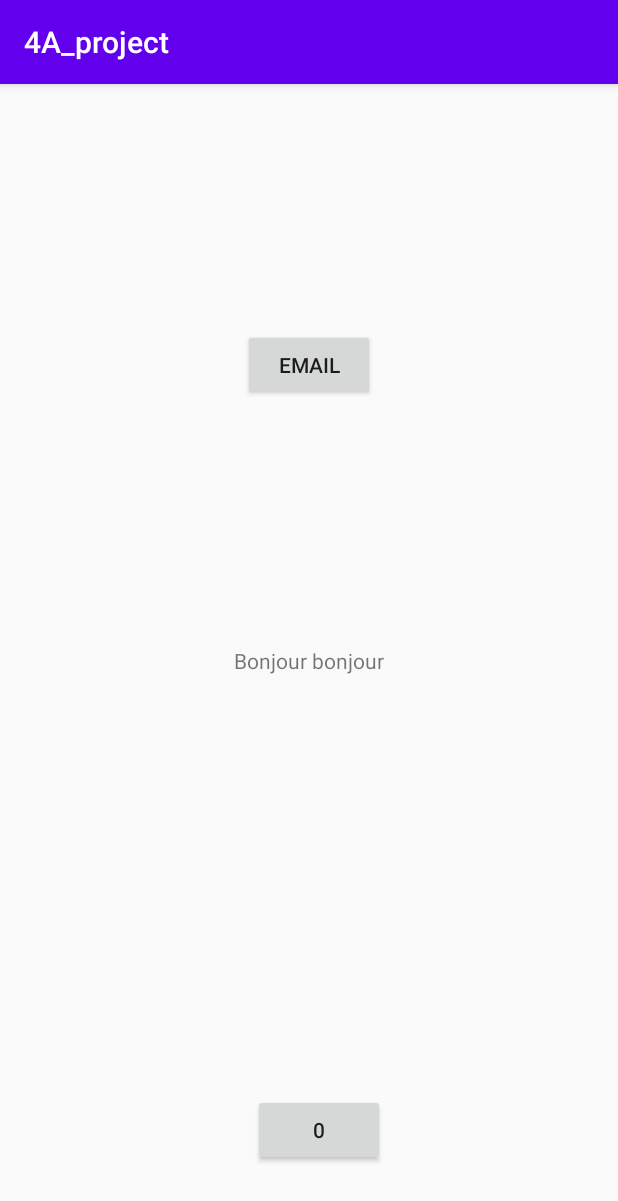
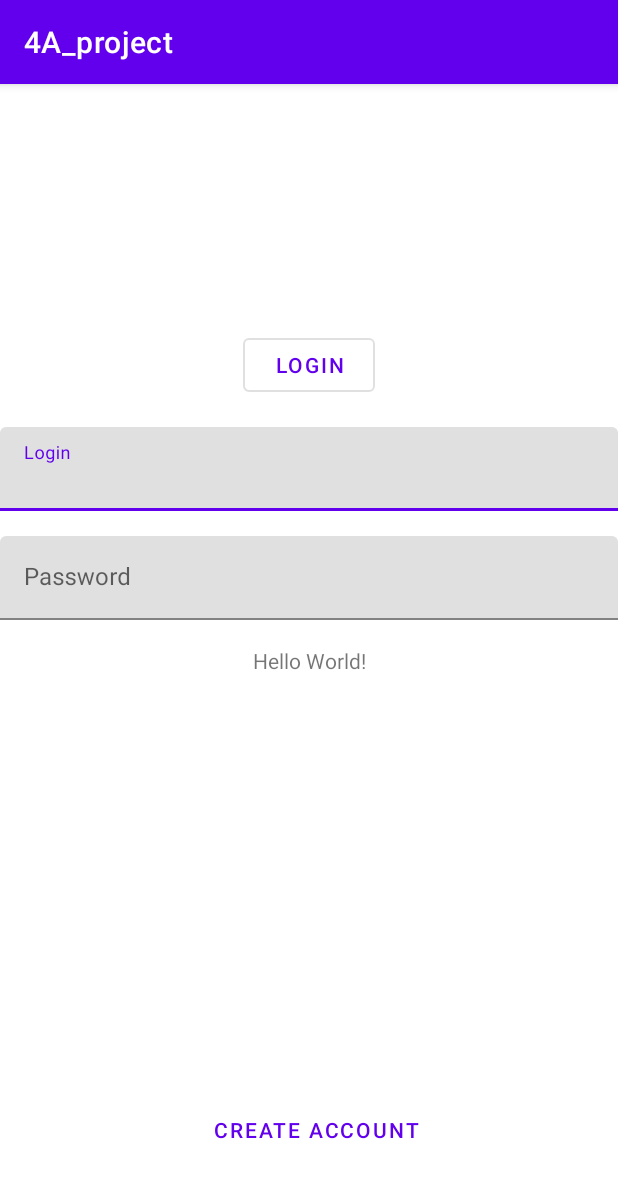
Before and after one commit to marn974/4A_project, an Android app: the screen it shows after launch (MainActivity), on a phone screen of 412 x 824 dp. Shown: the top 1201 px of the screen. Run offline under Robolectric (Android 15) with nearby library versions, the phone set to English and light mode, and no system bars; our stand-ins replace Room's generated code.

Commit message:
[features] Login Page

```diff
--- a/app/build.gradle
+++ b/app/build.gradle
@@ -32,6 +32,8 @@ dependencies {
     implementation "org.jetbrains.kotlin:kotlin-stdlib:$kotlin_version"
     implementation 'androidx.core:core-ktx:1.1.0'
 
+    implementation 'com.google.android.material:material:1.2.1'
+
     //Coroutines
     implementation 'androidx.lifecycle:lifecycle-viewmodel-ktx:2.2.0' //For multithreading
     implementation "org.jetbrains.kotlinx:kotlinx-coroutines-core:1.4.0"
--- a/app/src/main/java/com/example/a4a_project/data/local/DatabaseDao.kt
+++ b/app/src/main/java/com/example/a4a_project/data/local/DatabaseDao.kt
@@ -14,7 +14,7 @@ interface DatabaseDao {
     fun getAll(): List<UserLocal>
 
     @Query("SELECT * FROM userlocal WHERE email LIKE :email LIMIT 1")
-    fun findByName(email: String): UserLocal
+    fun findByName(email: String): UserLocal ?
 
     @Insert
     fun insert(user: UserLocal)
--- a/app/src/main/java/com/example/a4a_project/data/local/models/UserLocal.kt
+++ b/app/src/main/java/com/example/a4a_project/data/local/models/UserLocal.kt
@@ -13,7 +13,7 @@ data class UserLocal(
 
 }
 //Mapping function
-// on rajoute une fonction a User renvoyant une valeur de type Userlocal
+// on rajoute une fonction a User renvoie une valeur de type Userlocal
 // On return un object UserLocal initialisé avec l'entrée email (ci-dessus)
 fun User.toData() : UserLocal {
  return UserLocal(email = email)
--- a/app/src/main/java/com/example/a4a_project/data/repository/UserRepository.kt
+++ b/app/src/main/java/com/example/a4a_project/data/repository/UserRepository.kt
@@ -13,8 +13,8 @@ class UserRepository(
         databaseDao.insert(user.toData())
     }
 
-    fun getUser(email: String) :User {
+    fun getUser(email: String) :User? {
         val userLocal = databaseDao.findByName(email)
-        return userLocal.toEntity()
+        return userLocal?.toEntity()
     }
 }
--- a/app/src/main/java/com/example/a4a_project/domain/usecase/GetUserUseCase.kt
+++ b/app/src/main/java/com/example/a4a_project/domain/usecase/GetUserUseCase.kt
@@ -7,7 +7,7 @@ import com.example.a4a_project.domain.entity.User
 class GetUserUseCase (
     private val userRepository: UserRepository
 ) {
-    suspend fun invoke(email: String) : User {
+    suspend fun invoke(email: String) : User ?{
         return userRepository.getUser(email)
     }
 
--- a/app/src/main/java/com/example/a4a_project/presentation/main/MainActivity.kt
+++ b/app/src/main/java/com/example/a4a_project/presentation/main/MainActivity.kt
@@ -4,6 +4,7 @@ import androidx.appcompat.app.AppCompatActivity
 import android.os.Bundle
 import androidx.lifecycle.Observer
 import com.example.a4a_project.R
+import com.google.android.material.dialog.MaterialAlertDialogBuilder
 import kotlinx.android.synthetic.main.activity_main.*
 import org.koin.android.ext.android.inject
 
@@ -14,24 +15,49 @@ class MainActivity : AppCompatActivity() {
     override fun onCreate(savedInstanceState: Bundle?) {
         super.onCreate(savedInstanceState)
         setContentView(R.layout.activity_main)
-
-        //mainViewModel.text --> class var
+        /*
         mainViewModel.text.observe(this, Observer {
-            //main_text layout var
-            value -> main_text.text = value
+                value -> main_text.text = value
         })
 
-        button.setOnClickListener {
-            mainViewModel.onClickedIncrement()
+         */
+
+        mainViewModel.loginLiveData.observe(this, Observer {
+            when (it) {
+                is LoginSuccess -> { //TODO NAVIGATE
+                }
+                LoginError ->  {
+                    MaterialAlertDialogBuilder(this)
+                        .setTitle("Error")
+                        .setMessage("Information unknown.")
+                        .setPositiveButton("Try again") { dialog, which ->
+                            dialog.dismiss()
+                        }
+                        .show()
+                }
+            }
+        })
+
+
+        login_button.setOnClickListener {
+            mainViewModel.onClickedLogin(login_edit.text.toString().trim(), password_edit.text.toString().trim()) // to delete space
+        }
+    /* TO DO
+        create_account_button.setOnClickListener {
+            mainViewModel.onClickedLogin("Useless value", "essai")
+
         }
 
-        button2.setOnClickListener {
-            mainViewModel.onClickedEmail("Not Useful")
-        }
 
+     */
+
+        // Incremental button
+        /*
         mainViewModel.number.observe(this, Observer{
             value -> button.text = value.toString()
         })
 
+         */
+
     }
 }
--- a/app/src/main/java/com/example/a4a_project/presentation/main/MainViewModel.kt
+++ b/app/src/main/java/com/example/a4a_project/presentation/main/MainViewModel.kt
@@ -1,6 +1,7 @@
 package com.example.a4a_project.presentation.main
 
 import android.os.Bundle
+import android.widget.Toast
 import androidx.appcompat.app.AppCompatActivity
 import androidx.lifecycle.MutableLiveData
 import androidx.lifecycle.ViewModel
@@ -9,22 +10,20 @@ import com.example.a4a_project.domain.entity.User
 import com.example.a4a_project.domain.usecase.CreateUserUseCase
 import com.example.a4a_project.domain.usecase.GetUserUseCase
 import kotlinx.coroutines.Dispatchers
-import kotlinx.coroutines.GlobalScope
 import kotlinx.coroutines.delay
 import kotlinx.coroutines.launch
+import kotlinx.coroutines.withContext
 import org.koin.android.ext.android.inject
 
 class MainViewModel(
-    val createUserUseCase: CreateUserUseCase, //Si on veut que ce soit MainViewModel qui le crée
-    val getUserUseCase: GetUserUseCase
-
+    private val createUserUseCase : CreateUserUseCase,
+    private val getUserUseCase : GetUserUseCase
 ) : ViewModel(){
-
     val text : MutableLiveData<String> = MutableLiveData()
     val number : MutableLiveData<Int> = MutableLiveData()
-    val mail : MutableLiveData<String> = MutableLiveData()
+    val loginLiveData : MutableLiveData<LoginStatus> = MutableLiveData()
 
-    init{ // Initialize its class variable
+    init{
         number.value = 0
         text.value = "Bonjour bonjour"
     }
@@ -32,16 +31,25 @@ class MainViewModel(
     fun onClickedIncrement(){
         number.value = (number.value ?: 0) + 1
     }
+    fun onClickedLogin(emailUser : String, password : String){
+        //On change de thread (similar to coroutine)
+        viewModelScope.launch(Dispatchers.IO){ // Operations lourdes sur un thread background
+            //createUserUseCase.invoke(User("test"))
+            //delay(1000)
+            val user : User? = getUserUseCase.invoke(emailUser)
+            val loginStatus = if (user != null ){
+                LoginSuccess(user.email)
+            }else{
+                LoginError
+            }
+            withContext(Dispatchers.Main){//Main thread
+                loginLiveData.value = loginStatus
 
+            }
 
-    fun onClickedEmail(emailUser : String){
-        //On change de thread (similar to coroutine)
-        viewModelScope.launch(Dispatchers.IO){
-            createUserUseCase.invoke(User("test"))
-            delay(1000)
-            val user = getUserUseCase.invoke("test")
-            val debug = "debug"
         }
 
     }
+
+
 }
--- a/app/src/main/res/layout/activity_main.xml
+++ b/app/src/main/res/layout/activity_main.xml
@@ -16,11 +16,14 @@
         app:layout_constraintRight_toRightOf="parent"
         app:layout_constraintTop_toTopOf="parent" />
 
-    <Button
-        android:id="@+id/button"
+
+
+    <com.google.android.material.button.MaterialButton
+        android:id="@+id/create_account_button"
         android:layout_width="wrap_content"
         android:layout_height="wrap_content"
-        android:text="Button"
+        style="@style/Widget.MaterialComponents.Button.TextButton"
+        android:text="CREATE ACCOUNT"
         app:layout_constraintBottom_toBottomOf="parent"
         app:layout_constraintHorizontal_bias="0.52"
         app:layout_constraintLeft_toLeftOf="parent"
@@ -28,15 +31,55 @@
         app:layout_constraintTop_toTopOf="parent"
         app:layout_constraintVertical_bias="0.935" />
 
-    <Button
-        android:id="@+id/button2"
+    <com.google.android.material.button.MaterialButton
+        android:id="@+id/login_button"
         android:layout_width="wrap_content"
         android:layout_height="wrap_content"
-        android:text="EMAIL"
+        style="@style/Widget.MaterialComponents.Button.OutlinedButton"
+        android:text="LOGIN"
         app:layout_constraintBottom_toTopOf="@+id/main_text"
         app:layout_constraintEnd_toEndOf="parent"
         app:layout_constraintStart_toStartOf="parent"
         app:layout_constraintTop_toTopOf="parent" />
 
 
+    <com.google.android.material.textfield.TextInputLayout
+        android:id="@+id/login_input"
+        android:layout_width="match_parent"
+        android:layout_height="wrap_content"
+        android:hint="Login"
+        app:layout_constraintBottom_toTopOf="@+id/password_input"
+        app:layout_constraintEnd_toEndOf="parent"
+        app:layout_constraintStart_toStartOf="parent"
+        app:layout_constraintTop_toBottomOf="@+id/login_button" >
+
+        <com.google.android.material.textfield.TextInputEditText
+            android:id="@+id/login_edit"
+            android:layout_width="match_parent"
+            android:layout_height="wrap_content"
+            android:inputType="text"
+            />
+
+    </com.google.android.material.textfield.TextInputLayout>
+
+    <com.google.android.material.textfield.TextInputLayout
+        android:id="@+id/password_input"
+        android:layout_width="match_parent"
+        android:layout_height="wrap_content"
+        android:hint="Password"
+        app:layout_constraintBottom_toTopOf="@+id/main_text"
+        app:layout_constraintEnd_toEndOf="parent"
+        app:layout_constraintStart_toStartOf="parent"
+        app:layout_constraintTop_toBottomOf="@+id/login_input" >
+
+        <com.google.android.material.textfield.TextInputEditText
+            android:id="@+id/password_edit"
+            android:layout_width="match_parent"
+            android:layout_height="wrap_content"
+            android:inputType="textPassword"
+            />
+
+    </com.google.android.material.textfield.TextInputLayout>
+
+
 </androidx.constraintlayout.widget.ConstraintLayout>
--- a/app/src/main/res/values/styles.xml
+++ b/app/src/main/res/values/styles.xml
@@ -1,6 +1,6 @@
 <resources>
     <!-- Base application theme. -->
-    <style name="AppTheme" parent="Theme.AppCompat.Light.DarkActionBar">
+    <style name="AppTheme" parent="Theme.MaterialComponents.Light.DarkActionBar">
         <!-- Customize your theme here. -->
         <item name="colorPrimary">@color/colorPrimary</item>
         <item name="colorPrimaryDark">@color/colorPrimaryDark</item>
```
Also changed, not shown: app/src/main/java/com/example/a4a_project/MainActivity.kt (deleted, +0 -36 lines), app/src/main/java/com/example/a4a_project/MainViewModel.kt (deleted, +0 -45 lines), app/src/main/java/com/example/a4a_project/presentation/main/LoginStatus.kt (added, +7 -0 lines).
